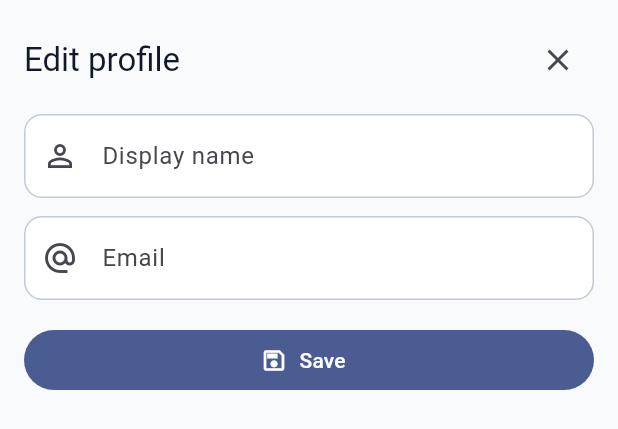
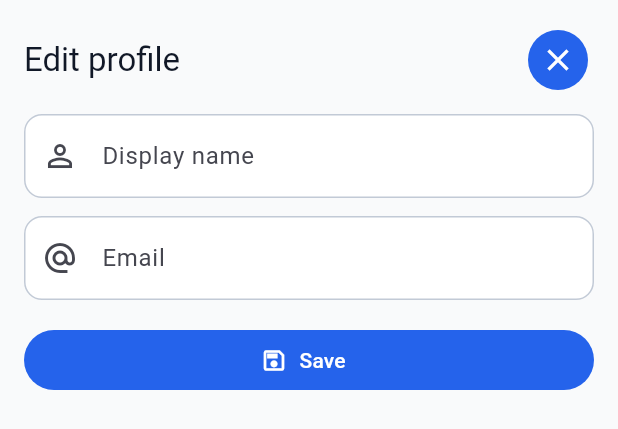
Before and after one commit to Epitech-2nd-Year-Projects/AREA, a Flutter app: the EditProfileSheet widget shown alone on an empty page, opened directly with empty values, on a phone screen of 412 x 824 dp. Shown: the top 429 px of the screen. Run offline on Flutter 3.47's test engine with Material 3 defaults, Android fonts, the phone set to English and light mode, and no system bars; our stand-ins replace app_links, bloc, cookie_jar, dartz, dio, dio_cookie_manager and 7 more; accounts and stored records are empty; network calls fail; project files that could hold a hidden picture were left out.

Commit message:
fix (mobile/features): Change default button style

```diff
--- a/mobile/lib/features/profile/presentation/widgets/edit_profile_sheet.dart
+++ b/mobile/lib/features/profile/presentation/widgets/edit_profile_sheet.dart
@@ -1,5 +1,6 @@
 import 'package:flutter/material.dart';
 import 'package:flutter_bloc/flutter_bloc.dart';
+import '../../../../core/design_system/app_colors.dart';
 import '../cubits/profile_state.dart';
 import '../cubits/profile_cubit.dart';
 
@@ -58,6 +59,10 @@ class _EditProfileSheetState extends State<EditProfileSheet> {
                   IconButton(
                     icon: const Icon(Icons.close),
                     onPressed: () => Navigator.of(context).pop(false),
+                    style: IconButton.styleFrom(
+                      backgroundColor: AppColors.primary,
+                      foregroundColor: AppColors.white,
+                    ),
                   ),
                 ],
               ),
@@ -114,6 +119,10 @@ class _EditProfileSheetState extends State<EditProfileSheet> {
                         )
                       : const Icon(Icons.save_outlined),
                   label: const Text('Save'),
+                  style: FilledButton.styleFrom(
+                    backgroundColor: AppColors.primary,
+                    foregroundColor: AppColors.white,
+                  ),
                 ),
               ),
               const SizedBox(height: 12),
```
Also changed, not shown: mobile/lib/features/areas/presentation/pages/area_form_page.dart (+13 -2 lines).
